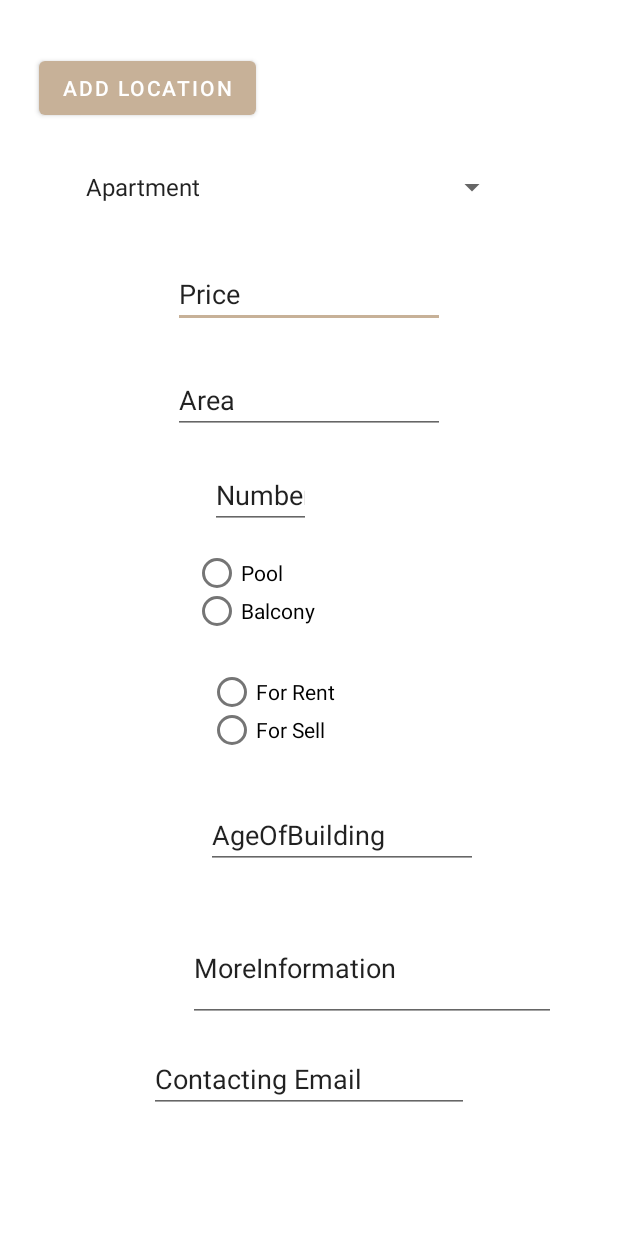
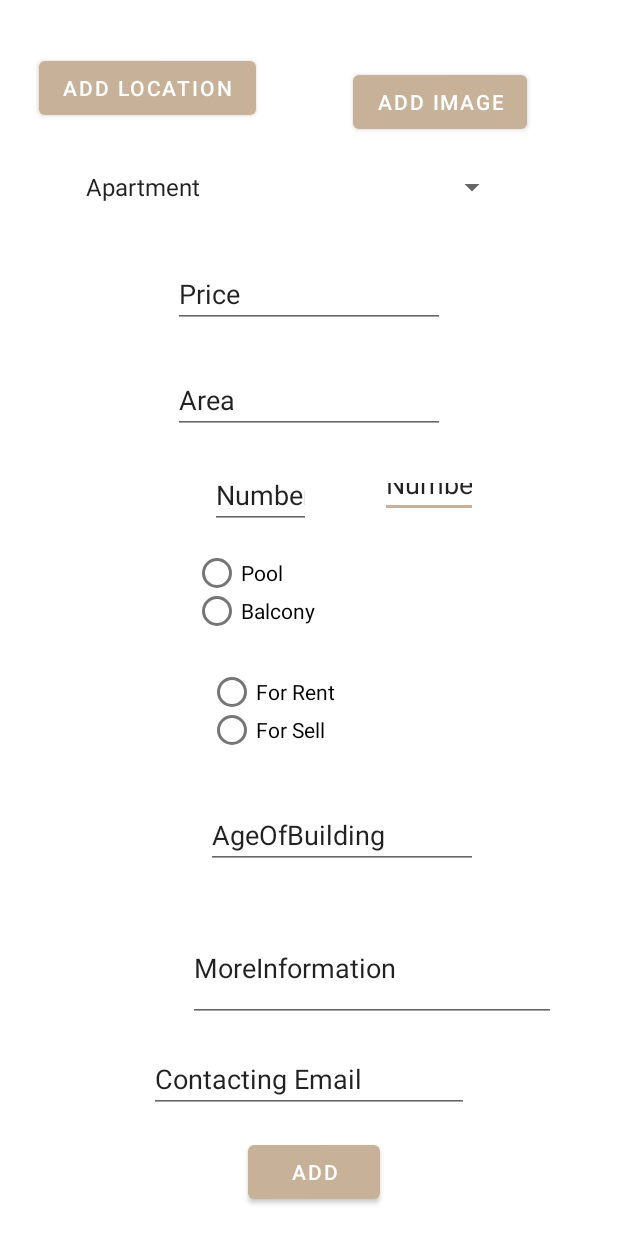
Before and after one commit to Codezilla-21/sweetHome, an Android app: the AddHome screen opened directly, with no data from a screen before it, on a phone screen of 412 x 824 dp. Run offline under Robolectric (Android 15) with nearby library versions, the phone set to English and light mode, and no system bars; libraries missing offline, so code that uses them is left out: com.amazonaws.mobile, com.amazonaws.mobileconnectors, com.amplifyframework.api, com.amplifyframework.auth, com.amplifyframework.core; Roboto replaces fonts that are not available here.

Commit message:
modify addHome xml

```diff
--- a/app/src/main/res/layout/activity_add_home.xml
+++ b/app/src/main/res/layout/activity_add_home.xml
@@ -15,7 +15,7 @@
         android:ems="10"
         android:inputType="number"
         android:text="NumberOfRooms"
-        android:visibility="invisible"
+        android:visibility="visible"
         app:layout_constraintBottom_toBottomOf="parent"
         app:layout_constraintEnd_toEndOf="parent"
         app:layout_constraintHorizontal_bias="1.0"
@@ -187,7 +187,7 @@
         android:layout_width="wrap_content"
         android:layout_height="wrap_content"
         android:text="Add Image"
-        android:visibility="invisible"
+        android:visibility="visible"
         app:layout_constraintBottom_toBottomOf="parent"
         app:layout_constraintEnd_toEndOf="parent"
         app:layout_constraintHorizontal_bias="0.795"
@@ -200,7 +200,7 @@
         android:layout_width="wrap_content"
         android:layout_height="wrap_content"
         android:text="Add"
-        android:visibility="invisible"
+        android:visibility="visible"
         app:layout_constraintBottom_toBottomOf="parent"
         app:layout_constraintEnd_toEndOf="parent"
         app:layout_constraintHorizontal_bias="0.51"
@@ -221,7 +221,3 @@
         app:layout_constraintTop_toBottomOf="@+id/moreDetails" />
 
 </androidx.constraintlayout.widget.ConstraintLayout>
-
-
-
-<!--<ScrollView-->
```
